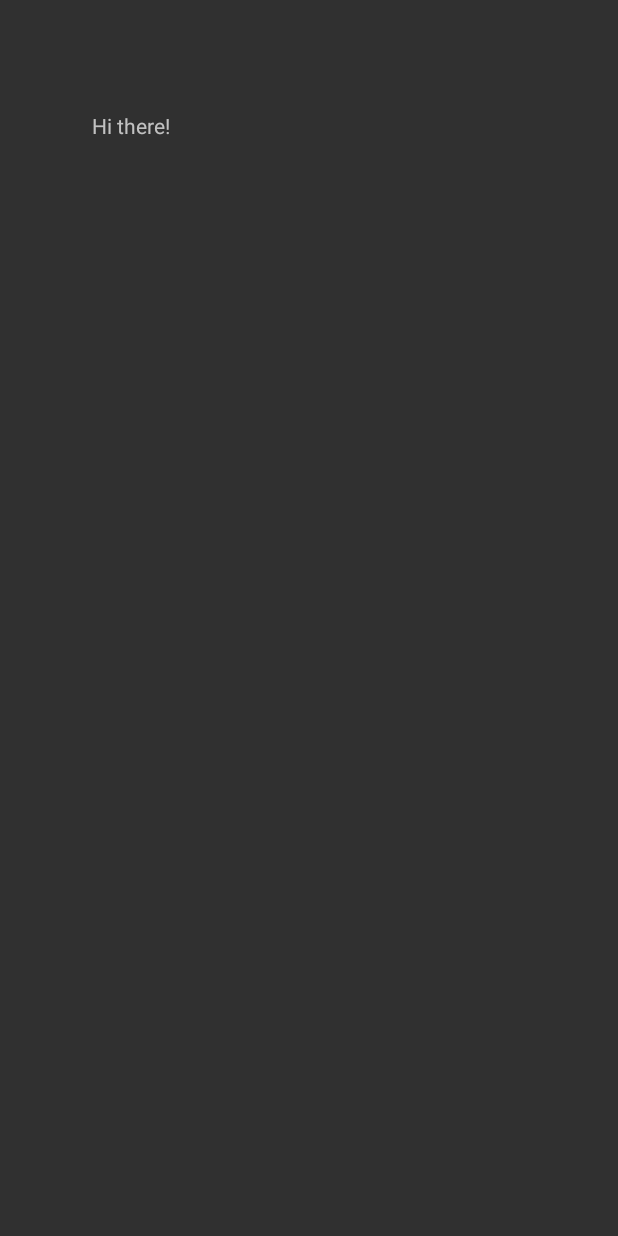
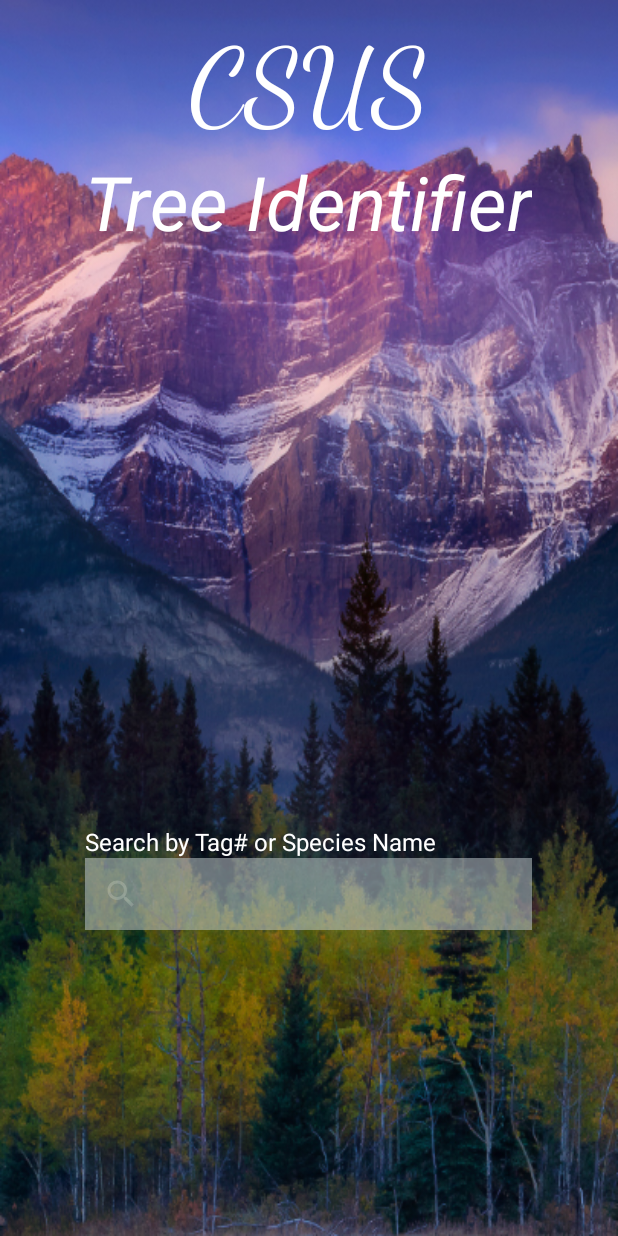
Before and after one commit to jerryduran/AndroidTreeApp, an Android app: the screen it shows after launch (MainActivity), on a phone screen of 412 x 824 dp. Before the commit the screen is almost empty. Run offline under Robolectric (Android 15) with nearby library versions, the phone set to English and light mode, and no system bars.

Commit message:
Added Placeholder Background and Search Bar

```diff
--- a/app/src/main/res/layout/activity_main.xml
+++ b/app/src/main/res/layout/activity_main.xml
@@ -1,5 +1,6 @@
 <?xml version="1.0" encoding="utf-8"?>
 <RelativeLayout xmlns:android="http://schemas.android.com/apk/res/android"
+    xmlns:app="http://schemas.android.com/apk/res-auto"
     xmlns:tools="http://schemas.android.com/tools"
     android:id="@+id/activity_main"
     android:layout_width="match_parent"
@@ -8,16 +9,62 @@
     android:paddingLeft="@dimen/activity_horizontal_margin"
     android:paddingRight="@dimen/activity_horizontal_margin"
     android:paddingTop="@dimen/activity_vertical_margin"
+    android:background="@mipmap/home"
     tools:context="com.example.jerryduran.myapplication.MainActivity">
+
+    <TextView
+        android:layout_height="wrap_content"
+        android:id="@+id/homeTitle"
+        android:textAppearance="@style/TextAppearance.AppCompat.Title"
+        android:text="CSUS"
+        android:layout_width="wrap_content"
+        tools:layout_marginLeft="40dp"
+        android:alpha="200"
+        android:fontFamily="cursive"
+        android:textSize="70sp"
+        android:textColor="@android:color/white"
+        android:layout_alignParentTop="true"
+        android:layout_centerHorizontal="true" />
+
+    <TextView
+        android:text="Tree Identifier"
+        android:layout_width="wrap_content"
+        android:layout_height="wrap_content"
+        android:id="@+id/homeTitle2"
+        android:textColor="@android:color/white"
+        android:alpha="200"
+        android:textSize="50sp"
+        android:textAppearance="@style/TextAppearance.AppCompat.Body1"
+        android:fontFamily="sans-serif"
+        android:textStyle="italic"
+        android:layout_below="@+id/homeTitle"
+        android:layout_centerHorizontal="true" />
+
+    <SearchView
+        android:layout_width="wrap_content"
+        android:layout_height="wrap_content"
+        android:id="@+id/searchTree"
+        android:orientation="horizontal"
+        android:alpha="0.55"
+        android:background="#bdc6c9"
+        android:layout_marginBottom="188dp"
+        android:layout_alignParentBottom="true"
+        android:layout_alignRight="@+id/homeTitle2"
+        android:layout_alignEnd="@+id/homeTitle2"
+        android:layout_alignLeft="@+id/homeTitle2"
+        android:layout_alignStart="@+id/homeTitle2" />
 
     <TextView
         android:layout_width="wrap_content"
         android:layout_height="wrap_content"
-        android:text="Hi there!"
-        android:layout_alignParentTop="true"
-        android:layout_alignParentLeft="true"
-        android:layout_alignParentStart="true"
-        android:layout_marginLeft="45dp"
-        android:layout_marginStart="45dp"
-        android:layout_marginTop="58dp" />
+        android:id="@+id/searchLabel"
+        android:text="Search by Tag# or Species Name"
+        android:alpha="1"
+        android:textColor="#FFFFFF"
+        android:textSize="16sp"
+        android:layout_above="@+id/searchTree"
+        android:layout_alignLeft="@+id/searchTree"
+        android:layout_alignStart="@+id/searchTree" />
+
+
 </RelativeLayout>
```
Also changed, not shown: app/src/main/res/mipmap-xxxhdpi/home.jpg (added).
